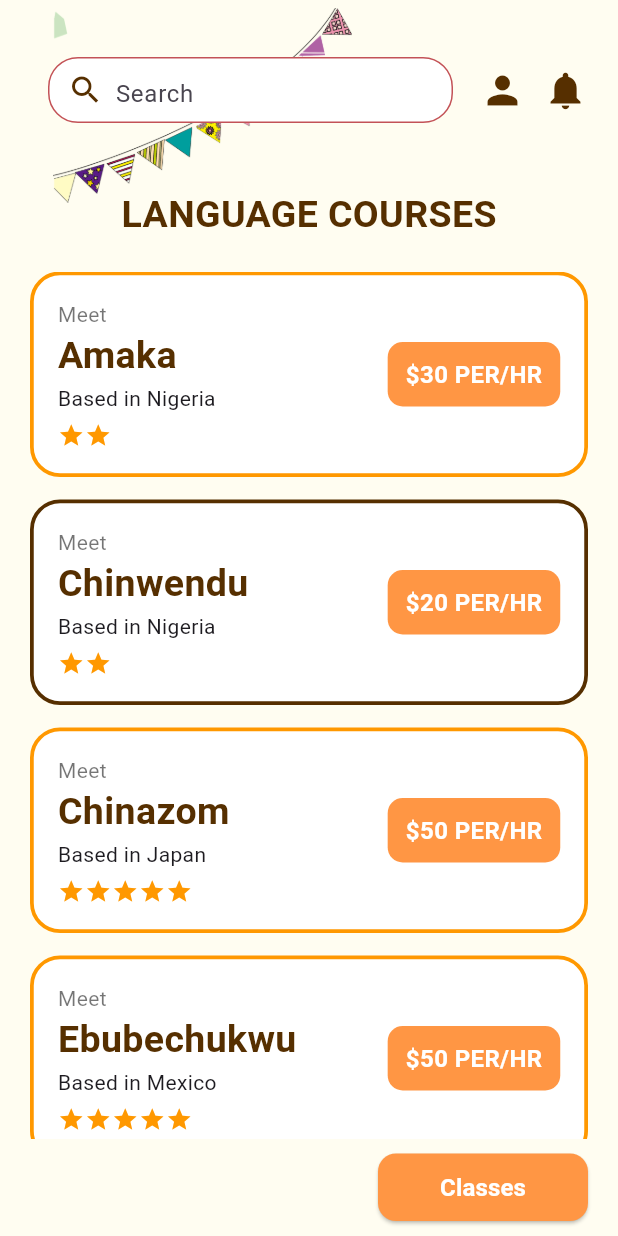
After one commit to Aduradu-Chinazom/GeoLore, a Flutter app: the LanguagePage screen opened by its route, on a phone screen of 412 x 824 dp. The commit adds this screen. Run offline on Flutter 3.47's test engine with Material 3 defaults, Android fonts, the phone set to English and light mode, and no system bars; our stand-ins replace firebase_core, flutter_signin_button; accounts and stored records are empty.

Commit message:
two pages added

```diff
--- /dev/null
+++ b/lib/Widget/tutor_card.dart
@@ -0,0 +1,82 @@
+import 'package:flutter/material.dart';
+
+class TutorCard extends StatelessWidget {
+  final String name;
+  final String country;
+  final String price;
+  final int stars;
+  final Color borderColor;
+
+  const TutorCard({
+    super.key,
+    required this.name,
+    required this.country,
+    required this.price,
+    required this.stars,
+    required this.borderColor,
+  });
+
+  @override
+  Widget build(BuildContext context) {
+    return Container(
+      padding: const EdgeInsets.all(16),
+      decoration: BoxDecoration(
+        color: Colors.white,
+        borderRadius: BorderRadius.circular(20),
+        border: Border.all(color: borderColor, width: 2.5),
+      ),
+      child: Row(
+        children: [
+          // LEFT TEXT
+          Expanded(
+            child: Column(
+              crossAxisAlignment: CrossAxisAlignment.start,
+              children: [
+                const Text("Meet", style: TextStyle(color: Colors.black54)),
+
+                Text(
+                  name,
+                  style: const TextStyle(
+                    fontSize: 25,
+                    fontWeight: FontWeight.bold,
+                    color: Color(0xFF562F00),
+                  ),
+                ),
+
+                Text("Based in $country"),
+
+                const SizedBox(height: 6),
+
+                Row(
+                  children: List.generate(
+                    stars,
+                    (index) => const Icon(Icons.star,
+                        color: Colors.orange, size: 18),
+                  ),
+                ),
+              ],
+            ),
+          ),
+
+          // PRICE BOX
+          Container(
+            padding:
+                const EdgeInsets.symmetric(horizontal: 12, vertical: 10),
+            decoration: BoxDecoration(
+              color: const Color(0xFFFF9644),
+              borderRadius: BorderRadius.circular(10),
+            ),
+            child: Text(
+              price,
+              style: const TextStyle(
+                color: Colors.white,
+                fontWeight: FontWeight.bold,
+                fontSize: 16,
+              ),
+            ),
+          )
+        ],
+      ),
+    );
+  }
+}
--- /dev/null
+++ b/lib/screens/languages.dart
@@ -0,0 +1,203 @@
+import 'package:flutter/material.dart';
+import '../Widget/tutor_card.dart';
+
+class LanguagePage extends StatelessWidget {
+  const LanguagePage({super.key});
+
+  @override
+  Widget build(BuildContext context) {
+    return Scaffold(
+      backgroundColor: const Color(0xFFFFFDF1),
+      body: SafeArea(
+        child: Padding(
+          padding: const EdgeInsets.symmetric(horizontal: 20),
+          child: Column(
+            children: [
+              const SizedBox(height: 25),
+
+              // SEARCH BAR
+              Row(
+                crossAxisAlignment: CrossAxisAlignment.center,
+                children: [
+                  Expanded(
+                    child: SizedBox(
+                      height: 70,
+                      child: Stack(
+                        clipBehavior: Clip.none,
+                        children: [
+                          Positioned(
+                            left: 0,
+                            top: -20,
+                            child: Image.asset(
+                              'assets/string_flags.png',
+                              width: 230,
+                              height: 130,
+                            ),
+                          ),
+
+                          Align(
+                            alignment: Alignment.centerLeft,
+                            child: Row(
+                              children: [
+                                Expanded(
+                                  child: Container(
+                                    height: 44,
+                                    margin: const EdgeInsets.only(left: 12),
+                                    padding: const EdgeInsets.symmetric(
+                                      horizontal: 12,
+                                    ),
+                                    decoration: BoxDecoration(
+                                      color: Colors.white,
+                                      borderRadius: BorderRadius.circular(20),
+                                      border: Border.all(
+                                        color: Color(0xFFC35257),
+                                      ),
+                                    ),
+                                    child: Row(
+                                      children: [
+                                        const Icon(
+                                          Icons.search,
+                                          color: Color(0xFF562F00),
+                                        ),
+                                        const SizedBox(width: 8),
+                                        const Expanded(
+                                          child: TextField(
+                                            decoration: InputDecoration(
+                                              border: InputBorder.none,
+                                              hintText: "Search",
+                                            ),
+                                          ),
+                                        ),
+                                      ],
+                                    ),
+                                  ),
+                                ),
+                              ],
+                            ),
+                          ),
+                        ],
+                      ),
+                    ),
+                  ),
+
+                  const SizedBox(width: 18),
+                  const Icon(Icons.person, size: 30, color: Color(0xFF562F00)),
+                  const SizedBox(width: 12),
+                  const Icon(
+                    Icons.notifications,
+                    size: 30,
+                    color: Color(0xFF562F00),
+                  ),
+                ],
+              ),
+
+
+              const SizedBox(height: 30),
+
+              // TITLE
+              const Text(
+                "LANGUAGE COURSES",
+                style: TextStyle(
+                  fontSize: 25,
+                  fontWeight: FontWeight.bold,
+                  color: Color(0xFF562F00),
+                ),
+              ),
+
+              const SizedBox(height: 20),
+
+              // LIST
+              Expanded(
+                child: ListView(
+                  children: const [
+                    TutorCard(
+                      name: "Amaka",
+                      country: "Nigeria",
+                      price: "\$30 PER/HR",
+                      stars: 2,
+                      borderColor: Colors.orange,
+                    ),
+                    SizedBox(height: 15),
+                    TutorCard(
+                      name: "Chinwendu",
+                      country: "Nigeria",
+                      price: "\$20 PER/HR",
+                      stars: 2,
+                      borderColor: Color(0xFF562F00),
+                    ),
+                    SizedBox(height: 15),
+                    TutorCard(
+                      name: "Chinazom",
+                      country: "Japan",
+                      price: "\$50 PER/HR",
+                      stars: 5,
+                      borderColor: Colors.orange,
+                    ),
+                    SizedBox(height: 15),
+                    TutorCard(
+                      name: "Ebubechukwu",
+                      country: "Mexico",
+                      price: "\$50 PER/HR",
+                      stars: 5,
+                      borderColor: Colors.orange,
+                    ),
+                    SizedBox(height: 15),
+                    TutorCard(
+                      name: "Chielotam",
+                      country: "Poland",
+                      price: "\$50 PER/HR",
+                      stars: 5,
+                      borderColor: Colors.orange,
+                    ),
+                    SizedBox(height: 15),
+                    TutorCard(
+                      name: "Chidiebere",
+                      country: "Poland",
+                      price: "\$50 PER/HR",
+                      stars: 5,
+                      borderColor: Colors.orange,
+                    ),
+                  ],
+                ),
+              ),
+
+              const SizedBox(height: 10),
+
+              // BUTTON
+              Row(
+                    mainAxisAlignment: MainAxisAlignment.end,
+                    children: [
+                      SizedBox(
+                        width: 140,
+                        height: 45,
+                        child: ElevatedButton.icon(
+                          onPressed: () {
+                            Navigator.pop(context);
+                          },
+                          label: const Text(
+                            "Classes",
+                            style: TextStyle(
+                              color: Colors.white,
+                              fontWeight: FontWeight.bold,
+                              fontSize: 16,
+                            ),
+                          ),
+                          style: ElevatedButton.styleFrom(
+                            backgroundColor: const Color(0xFFFF9644),
+                            shape: RoundedRectangleBorder(
+                              borderRadius: BorderRadius.circular(12),
+                            ),
+                          ),
+                        ),
+                      ),
+                    ],
+                  ),
+
+              const SizedBox(height: 10),
+            ],
+          ),
+        ),
+      ),
+    );
+  }
+}
```
Also changed, not shown: lib/Widget/ReviewItem.dart (added, +85 -0 lines), lib/main.dart (+12 -8 lines), lib/screens/teacher.dart (added, +179 -0 lines), lib/auth/login_page.dart (renamed from lib/login_page.dart), lib/auth/register_page.dart (renamed from lib/register_page.dart), lib/screens/history.dart (renamed from lib/history.dart), lib/screens/home.dart (renamed from lib/home.dart), lib/screens/origin_page.dart (renamed from lib/origin_page.dart), lib/screens/splash_screen.dart (renamed from lib/splash_screen.dart), lib/screens/welcome_page.dart (renamed from lib/welcome_page.dart), lib/screens/your_culture.dart (renamed from lib/your_culture.dart).
